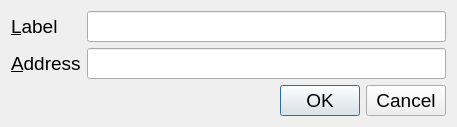
This is src/qt/forms/editaddressdialog.ui in nyerium-core/nyerium as Qt 5 draws it before an edit. The edited form follows.
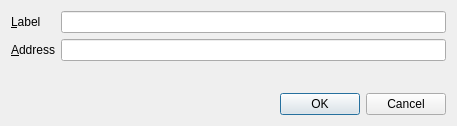
This is the edited form. Custom widgets are drawn as their Qt base class.

Patch:
```diff
--- a/src/qt/forms/editaddressdialog.ui
+++ b/src/qt/forms/editaddressdialog.ui
@@ -21,12 +21,6 @@
      </property>
      <item row="0" column="0">
       <widget class="QLabel" name="label">
-       <property name="font">
-        <font>
-         
-         <pointsize>14</pointsize>
-        </font>
-       </property>
        <property name="text">
         <string>&amp;Label</string>
        </property>
@@ -37,12 +31,6 @@
      </item>
      <item row="0" column="1">
       <widget class="QLineEdit" name="labelEdit">
-       <property name="font">
-        <font>
-         
-         <pointsize>14</pointsize>
-        </font>
-       </property>
        <property name="toolTip">
         <string>The label associated with this address list entry</string>
        </property>
@@ -50,12 +38,6 @@
      </item>
      <item row="1" column="0">
       <widget class="QLabel" name="label_2">
-       <property name="font">
-        <font>
-         
-         <pointsize>14</pointsize>
-        </font>
-       </property>
        <property name="text">
         <string>&amp;Address</string>
        </property>
@@ -66,12 +48,6 @@
      </item>
      <item row="1" column="1">
       <widget class="QValidatedLineEdit" name="addressEdit">
-       <property name="font">
-        <font>
-         
-         <pointsize>14</pointsize>
-        </font>
-       </property>
        <property name="toolTip">
         <string>The address associated with this address list entry. This can only be modified for sending addresses.</string>
        </property>
@@ -81,11 +57,6 @@
    </item>
    <item>
     <widget class="QDialogButtonBox" name="buttonBox">
-     <property name="font">
-   <font>
-       <pointsize>14</pointsize>
-      </font>
-     </property>
      <property name="orientation">
       <enum>Qt::Horizontal</enum>
      </property>
```
